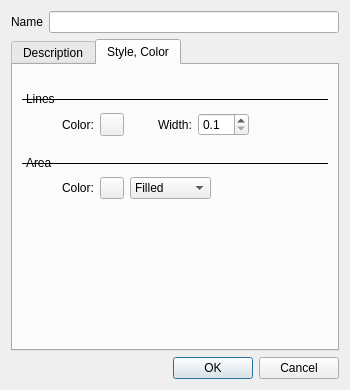
Before: the Qt Designer form src/plugins/render/annotate/EditPolygonDialog.ui in calincru/marble, drawn with Qt 5.
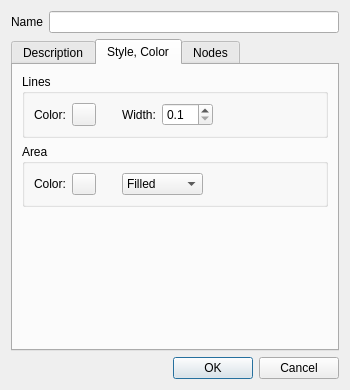
After: the same form once the commit is applied.

Patch:
```diff
--- a/src/plugins/render/annotate/EditPolygonDialog.ui
+++ b/src/plugins/render/annotate/EditPolygonDialog.ui
@@ -54,53 +54,13 @@
       <attribute name="title">
        <string>Style, Color</string>
       </attribute>
-      <layout class="QVBoxLayout" name="verticalLayout_3">
-       <item>
         <layout class="QVBoxLayout" name="verticalLayout">
          <item>
-          <spacer name="verticalSpacer_3">
-           <property name="orientation">
-            <enum>Qt::Vertical</enum>
-           </property>
-           <property name="sizeType">
-            <enum>QSizePolicy::Fixed</enum>
-           </property>
-           <property name="sizeHint" stdset="0">
-            <size>
-             <width>248</width>
-             <height>17</height>
-            </size>
-           </property>
-          </spacer>
-         </item>
-         <item>
-          <widget class="QLabel" name="label_2">
-           <property name="frameShape">
-            <enum>QFrame::HLine</enum>
-           </property>
-           <property name="text">
+        <widget class="QGroupBox" name="linesGroupBox">
+         <property name="title">
             <string>Lines</string>
            </property>
-          </widget>
-         </item>
-         <item>
           <layout class="QHBoxLayout" name="horizontalLayout_2">
-           <item>
-            <spacer name="horizontalSpacer">
-             <property name="orientation">
-              <enum>Qt::Horizontal</enum>
-             </property>
-             <property name="sizeType">
-              <enum>QSizePolicy::Fixed</enum>
-             </property>
-             <property name="sizeHint" stdset="0">
-              <size>
-               <width>40</width>
-               <height>20</height>
-              </size>
-             </property>
-            </spacer>
-           </item>
            <item>
             <widget class="QLabel" name="label_3">
              <property name="text">
@@ -146,7 +106,7 @@
              </property>
              <property name="sizeHint" stdset="0">
               <size>
-               <width>28</width>
+              <width>20</width>
                <height>20</height>
               </size>
              </property>
@@ -182,58 +142,21 @@
              </property>
              <property name="sizeHint" stdset="0">
               <size>
-               <width>13</width>
+              <width>71</width>
                <height>20</height>
               </size>
              </property>
             </spacer>
            </item>
           </layout>
+        </widget>
          </item>
          <item>
-          <spacer name="verticalSpacer">
-           <property name="orientation">
-            <enum>Qt::Vertical</enum>
-           </property>
-           <property name="sizeType">
-            <enum>QSizePolicy::Fixed</enum>
-           </property>
-           <property name="sizeHint" stdset="0">
-            <size>
-             <width>238</width>
-             <height>13</height>
-            </size>
-           </property>
-          </spacer>
-         </item>
-         <item>
-          <widget class="QLabel" name="label_6">
-           <property name="frameShape">
-            <enum>QFrame::HLine</enum>
-           </property>
-           <property name="text">
+        <widget class="QGroupBox" name="areaGroupBox">
+         <property name="title">
             <string>Area</string>
            </property>
-          </widget>
-         </item>
-         <item>
           <layout class="QHBoxLayout" name="horizontalLayout_3">
-           <item>
-            <spacer name="horizontalSpacer_4">
-             <property name="orientation">
-              <enum>Qt::Horizontal</enum>
-             </property>
-             <property name="sizeType">
-              <enum>QSizePolicy::Fixed</enum>
-             </property>
-             <property name="sizeHint" stdset="0">
-              <size>
-               <width>40</width>
-               <height>20</height>
-              </size>
-             </property>
-            </spacer>
-           </item>
            <item>
             <widget class="QLabel" name="label_7">
              <property name="text">
@@ -260,6 +183,22 @@
              </property>
             </widget>
            </item>
+          <item>
+           <spacer name="horizontalSpacer">
+            <property name="orientation">
+             <enum>Qt::Horizontal</enum>
+            </property>
+            <property name="sizeType">
+             <enum>QSizePolicy::Fixed</enum>
+            </property>
+            <property name="sizeHint" stdset="0">
+             <size>
+              <width>20</width>
+              <height>20</height>
+             </size>
+            </property>
+           </spacer>
+          </item>
            <item>
             <widget class="QComboBox" name="m_filledColor">
              <item>
@@ -281,28 +220,48 @@
              </property>
              <property name="sizeHint" stdset="0">
               <size>
-               <width>48</width>
+              <width>92</width>
                <height>20</height>
               </size>
              </property>
             </spacer>
            </item>
           </layout>
+         <zorder>m_filledColor</zorder>
+         <zorder>label_7</zorder>
+         <zorder>m_polyColorButton</zorder>
+         <zorder>horizontalSpacer</zorder>
+        </widget>
          </item>
          <item>
-          <spacer name="verticalSpacer_2">
+        <spacer name="verticalSpacer">
            <property name="orientation">
             <enum>Qt::Vertical</enum>
            </property>
            <property name="sizeHint" stdset="0">
             <size>
-             <width>248</width>
-             <height>18</height>
+           <width>20</width>
+           <height>119</height>
             </size>
            </property>
           </spacer>
          </item>
         </layout>
+     </widget>
+     <widget class="QWidget" name="tab">
+      <attribute name="title">
+       <string>Nodes</string>
+      </attribute>
+      <layout class="QVBoxLayout" name="verticalLayout_3">
+       <item>
+        <widget class="QTreeView" name="m_nodeView">
+         <property name="rootIsDecorated">
+          <bool>false</bool>
+         </property>
+         <attribute name="headerStretchLastSection">
+          <bool>false</bool>
+         </attribute>
+        </widget>
        </item>
       </layout>
      </widget>
```
Left out of the diff: 16 changed lines with no effect on the pictures. Lines whose indentation alone changed are shown as unchanged.
